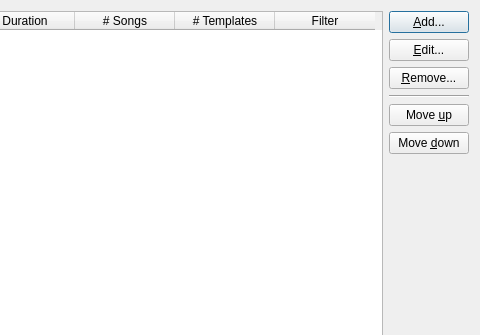
Qt form DlgManageFilters.ui (madmaxoft/SkauTan) before a commit; both pictures show x 437 to 917 and y 0 to 335 of the 917 by 539 pixel window.
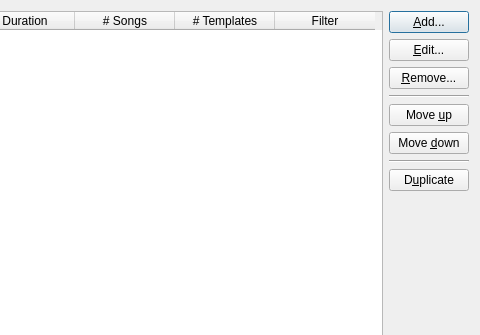
The same form after that commit.

Commit message: DlgManageFilters: Implemented duplicating filters.

```diff
--- a/DlgManageFilters.ui
+++ b/DlgManageFilters.ui
@@ -123,6 +123,20 @@
        </property>
       </widget>
      </item>
+     <item>
+      <widget class="Line" name="line_2">
+       <property name="orientation">
+        <enum>Qt::Horizontal</enum>
+       </property>
+      </widget>
+     </item>
+     <item>
+      <widget class="QPushButton" name="btnDuplicate">
+       <property name="text">
+        <string>D&amp;uplicate</string>
+       </property>
+      </widget>
+     </item>
      <item>
       <spacer name="verticalSpacer">
        <property name="orientation">
```
The commit also changes 4 other files.
